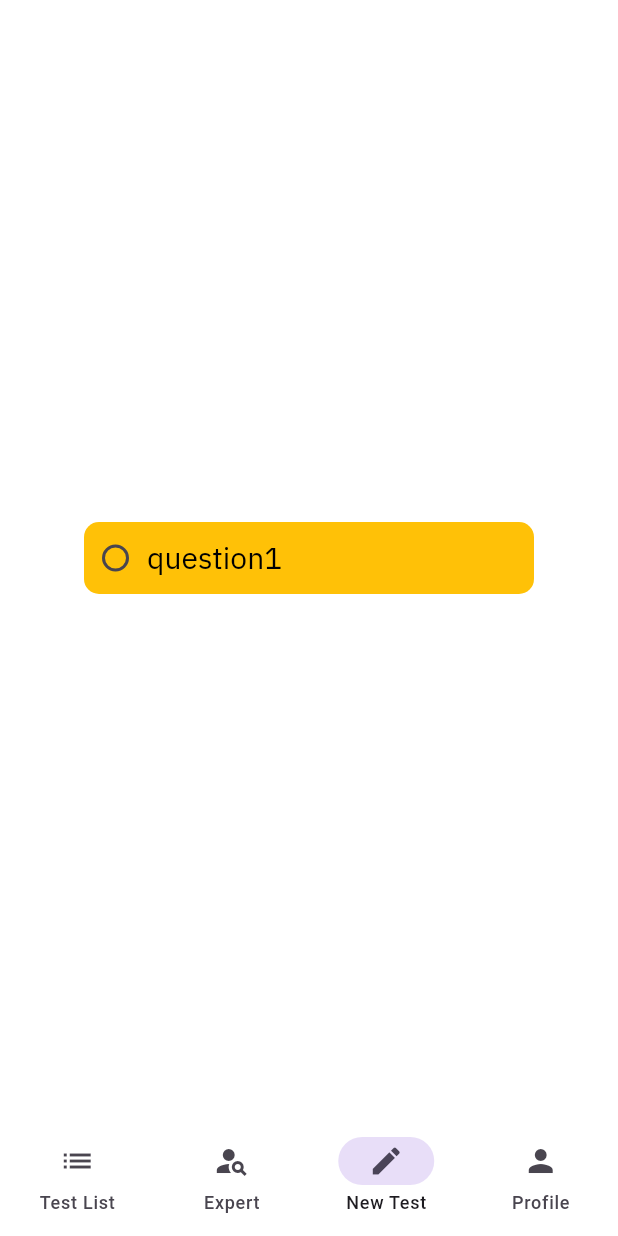
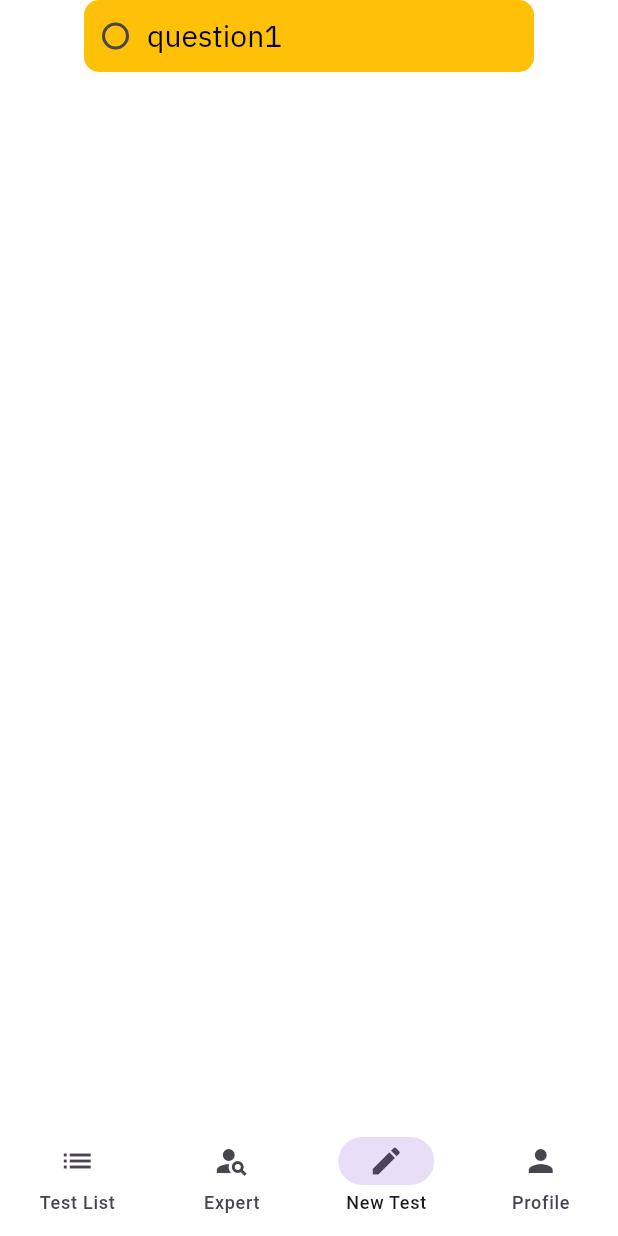
Before and after one commit to yousifdahabra/aegis-ai-app, a Flutter app: the NavigationMenu screen opened directly, item 3 of the bottom bar chosen, on a phone screen of 412 x 824 dp. Run offline on Flutter 3.47's test engine with Material 3 defaults, Android fonts, the phone set to English and light mode, and no system bars; our stand-ins replace animate_do, smooth_page_indicator.

Commit message:
App - update CustomRadioButton update RadioMenuButton - wrap with SizedBox and Column

```diff
--- a/lib/common_widget/questions/custom_radio_button.dart
+++ b/lib/common_widget/questions/custom_radio_button.dart
@@ -11,7 +11,9 @@ class _CustomRadioButtonState extends State<CustomRadioButton> {
   String selectedOption = 'None Select';
   @override
   Widget build(BuildContext context) {
-    return SizedBox(
+    return Column(
+      children: [
+        SizedBox(
           width: 300,
           child: RadioMenuButton(
             value: "question1",
@@ -32,6 +34,8 @@ class _CustomRadioButtonState extends State<CustomRadioButton> {
               style: Theme.of(context).textTheme.headlineSmall,
             ),
           ),
+        ),
+      ],
     );
   }
 }
```
Lines whose indentation alone changed are shown as unchanged.
